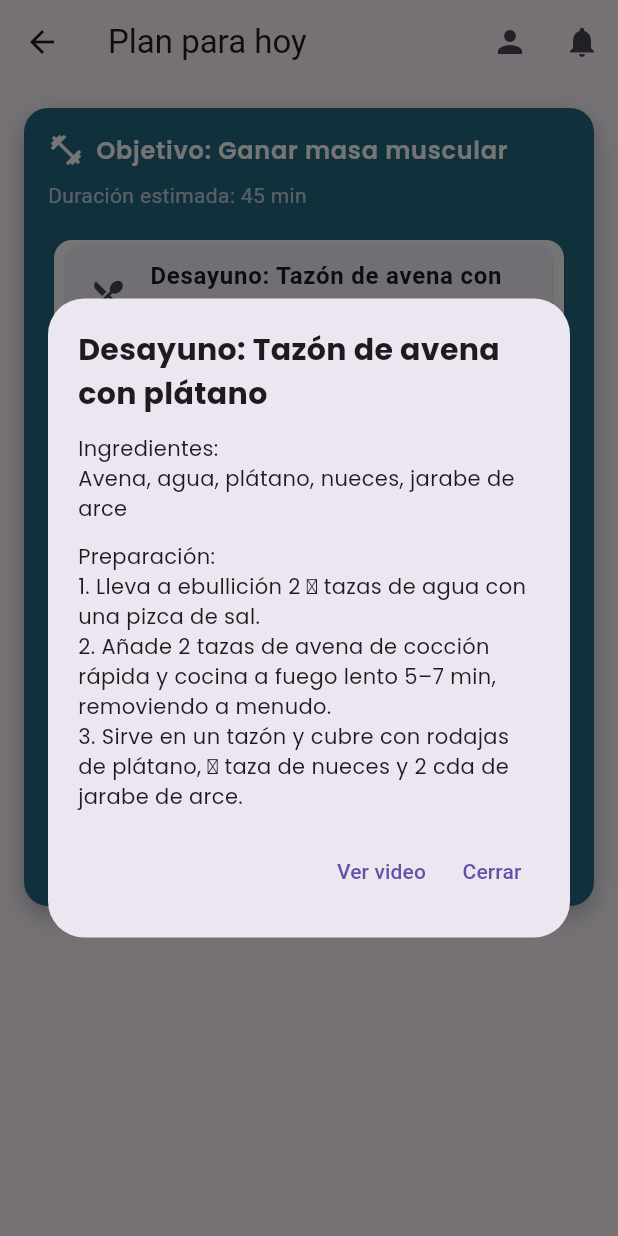
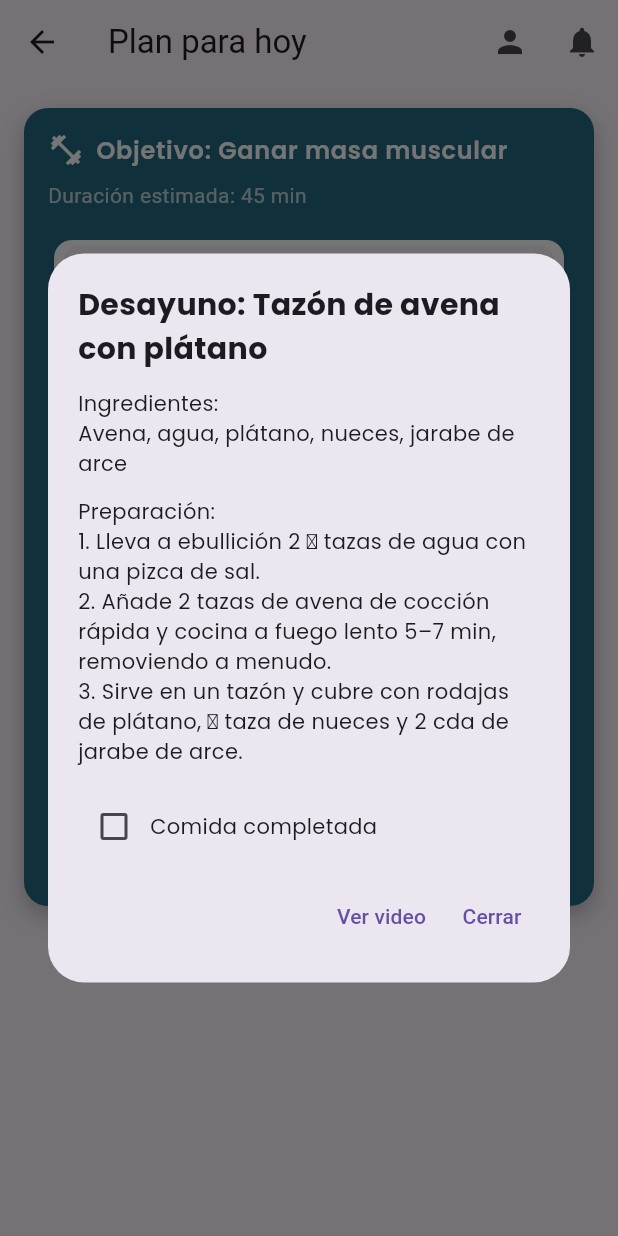
Before and after one commit to HabitsGo-ChfHeroes/habits_go_front, a Flutter app: the DailyPlanScreen screen opened by its route, after a tap on an icon or button, on a phone screen of 412 x 824 dp. Run offline on Flutter 3.47's test engine with Material 3 defaults, Android fonts, the phone set to English and light mode, and no system bars; our stand-ins replace fl_chart, google_fonts, lottie.

Commit message:
Feature: Fix "food completed"
Fixed the checkbox that marked all completed meals, with a checkbox that stores each completed meal on the day of the daily plan.

```diff
--- a/lib/screens/daily_plan_screen.dart
+++ b/lib/screens/daily_plan_screen.dart
@@ -29,6 +29,8 @@ class DailyPlanScreen extends StatefulWidget {
 
 class _DailyPlanScreenState extends State<DailyPlanScreen> {
   // Datos estáticos de ejemplo para cada comida
+  Set<int> completedMeals = {};
+
   static const List<Meal> meals = [
   Meal(
     type: 'Desayuno',
@@ -160,10 +162,12 @@ Widget build(BuildContext context) {
                 borderRadius: BorderRadius.circular(12),
               ),
               child: Column(
-                children: meals.map((meal) {
+                children: meals.asMap().entries.map((entry) {
+                  final index = entry.key;
+                  final meal = entry.value;
                   return MealItemCard(
                     meal: meal,
-                    onTap: () => _showMealDialog(context, meal),
+                    onTap: () => _showMealDialog(context, meal, index),
                   );
                 }).toList(),
               ),
@@ -193,10 +197,13 @@ Widget build(BuildContext context) {
 }
 
 
-  void _showMealDialog(BuildContext context, Meal meal) {
+  void _showMealDialog(BuildContext context, Meal meal, int index) {
     showDialog(
       context: context,
-  builder: (_) => Dialog(
+      builder: (_) {
+        bool isCompleted = completedMeals.contains(index);
+        return StatefulBuilder( // Importante para manejar estado local del diálogo
+          builder: (context, setState) => Dialog(
             shape: RoundedRectangleBorder(borderRadius: BorderRadius.circular(24)),
             elevation: 16,
             insetPadding: EdgeInsets.symmetric(horizontal: 32, vertical: 24),
@@ -208,8 +215,7 @@ showDialog(
                 children: [
                   Text('${meal.type}: ${meal.dishName}',
                       style: GoogleFonts.poppins(
-              fontSize: 20, fontWeight: FontWeight.bold
-            )),
+                          fontSize: 20, fontWeight: FontWeight.bold)),
                   const SizedBox(height: 12),
                   Text('Ingredientes:\n${meal.ingredients}',
                       style: GoogleFonts.poppins()),
@@ -217,6 +223,30 @@ showDialog(
                   Text('Preparación:\n${meal.preparation}',
                       style: GoogleFonts.poppins()),
                   const SizedBox(height: 16),
+
+                  Row(
+                    children: [
+                      Checkbox(
+                        value: isCompleted,
+                        activeColor: Theme.of(context).primaryColor,
+                        onChanged: (value) {
+                          setState(() {
+                            isCompleted = value ?? false;
+                          });
+                          this.setState(() {
+                            if (value == true) {
+                              completedMeals.add(index);
+                            } else {
+                              completedMeals.remove(index);
+                            }
+                          });
+                        },
+                      ),
+                      Text("Comida completada", style: GoogleFonts.poppins())
+                    ],
+                  ),
+
+                  const SizedBox(height: 12),
                   Row(
                     mainAxisAlignment: MainAxisAlignment.end,
                     children: [
@@ -234,6 +264,8 @@ showDialog(
               ),
             ),
           ),
+        );
+      },
     );
   }
 }
```
Lines whose indentation alone changed are shown as unchanged.
